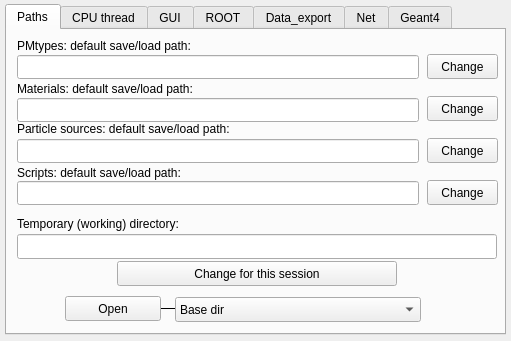
The window that src/gui/globalsettingswindowclass.ui (andrmor/ANTS2) describes before a commit, drawn with Qt 5.
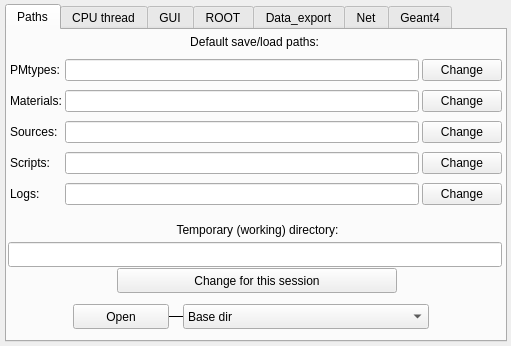
The same window after the commit. The open tabs and pages were chosen to show the change.

```diff
--- a/src/gui/globalsettingswindowclass.ui
+++ b/src/gui/globalsettingswindowclass.ui
@@ -7,7 +7,7 @@
     <x>0</x>
     <y>0</y>
     <width>511</width>
-    <height>341</height>
+    <height>346</height>
    </rect>
   </property>
   <property name="windowTitle">
@@ -19,8 +19,8 @@
      <rect>
       <x>5</x>
       <y>4</y>
-      <width>501</width>
-      <height>331</height>
+      <width>502</width>
+      <height>338</height>
      </rect>
     </property>
     <property name="currentIndex">
@@ -30,190 +30,53 @@
      <attribute name="title">
       <string>Paths</string>
      </attribute>
-     <widget class="QLineEdit" name="leLibMaterials">
-      <property name="geometry">
-       <rect>
-        <x>10</x>
-        <y>68</y>
-        <width>402</width>
-        <height>24</height>
-       </rect>
-      </property>
-     </widget>
      <widget class="QLineEdit" name="leWorkingDir">
       <property name="geometry">
        <rect>
-        <x>10</x>
-        <y>204</y>
-        <width>480</width>
+        <x>1</x>
+        <y>212</y>
+        <width>494</width>
         <height>25</height>
        </rect>
       </property>
      </widget>
-     <widget class="QPushButton" name="pbChooseMaterialLib">
-      <property name="geometry">
-       <rect>
-        <x>420</x>
-        <y>66</y>
-        <width>71</width>
-        <height>25</height>
-       </rect>
-      </property>
-      <property name="contextMenuPolicy">
-       <enum>Qt::CustomContextMenu</enum>
-      </property>
-      <property name="text">
-       <string>Change</string>
-      </property>
-     </widget>
      <widget class="QLabel" name="label_188">
       <property name="geometry">
        <rect>
-        <x>10</x>
-        <y>184</y>
-        <width>300</width>
-        <height>19</height>
+        <x>0</x>
+        <y>190</y>
+        <width>501</width>
+        <height>20</height>
        </rect>
       </property>
       <property name="text">
        <string>Temporary (working) directory:</string>
       </property>
+      <property name="alignment">
+       <set>Qt::AlignCenter</set>
+      </property>
      </widget>
      <widget class="QLabel" name="label_146">
       <property name="geometry">
        <rect>
-        <x>10</x>
-        <y>8</y>
-        <width>371</width>
+        <x>0</x>
+        <y>4</y>
+        <width>495</width>
         <height>16</height>
        </rect>
       </property>
       <property name="text">
-       <string>PMtypes: default save/load path:</string>
+       <string>Default save/load paths:</string>
       </property>
-     </widget>
-     <widget class="QLabel" name="label_267">
-      <property name="geometry">
-       <rect>
-        <x>10</x>
-        <y>134</y>
-        <width>341</width>
-        <height>17</height>
-       </rect>
-      </property>
-      <property name="text">
-       <string>Scripts: default save/load path:</string>
-      </property>
-     </widget>
-     <widget class="QLabel" name="label_260">
-      <property name="geometry">
-       <rect>
-        <x>10</x>
-        <y>90</y>
-        <width>361</width>
-        <height>18</height>
-       </rect>
-      </property>
-      <property name="text">
-       <string>Particle sources: default save/load path:</string>
-      </property>
-     </widget>
-     <widget class="QLineEdit" name="leLibPMtypes">
-      <property name="geometry">
-       <rect>
-        <x>10</x>
-        <y>25</y>
-        <width>402</width>
-        <height>24</height>
-       </rect>
-      </property>
-     </widget>
-     <widget class="QLabel" name="label_239">
-      <property name="geometry">
-       <rect>
-        <x>10</x>
-        <y>50</y>
-        <width>361</width>
-        <height>17</height>
-       </rect>
-      </property>
-      <property name="text">
-       <string>Materials: default save/load path:</string>
-      </property>
-     </widget>
-     <widget class="QLineEdit" name="leLibScripts">
-      <property name="geometry">
-       <rect>
-        <x>10</x>
-        <y>151</y>
-        <width>402</width>
-        <height>24</height>
-       </rect>
-      </property>
-     </widget>
-     <widget class="QLineEdit" name="leLibParticleSources">
-      <property name="geometry">
-       <rect>
-        <x>10</x>
-        <y>109</y>
-        <width>402</width>
-        <height>24</height>
-       </rect>
-      </property>
-     </widget>
-     <widget class="QPushButton" name="pbChoosePMtypeLib">
-      <property name="geometry">
-       <rect>
-        <x>420</x>
-        <y>24</y>
-        <width>71</width>
-        <height>25</height>
-       </rect>
-      </property>
-      <property name="contextMenuPolicy">
-       <enum>Qt::CustomContextMenu</enum>
-      </property>
-      <property name="text">
-       <string>Change</string>
-      </property>
-     </widget>
-     <widget class="QPushButton" name="pbChooseParticleSourcesLib">
-      <property name="geometry">
-       <rect>
-        <x>420</x>
-        <y>108</y>
-        <width>71</width>
-        <height>25</height>
-       </rect>
-      </property>
-      <property name="contextMenuPolicy">
-       <enum>Qt::CustomContextMenu</enum>
-      </property>
-      <property name="text">
-       <string>Change</string>
-      </property>
-     </widget>
-     <widget class="QPushButton" name="pbChooseScriptsLib">
-      <property name="geometry">
-       <rect>
-        <x>420</x>
-        <y>150</y>
-        <width>71</width>
-        <height>25</height>
-       </rect>
-      </property>
-      <property name="contextMenuPolicy">
-       <enum>Qt::CustomContextMenu</enum>
-      </property>
-      <property name="text">
-       <string>Change</string>
+      <property name="alignment">
+       <set>Qt::AlignCenter</set>
       </property>
      </widget>
      <widget class="QPushButton" name="pbChangeWorkingDir">
       <property name="geometry">
        <rect>
         <x>110</x>
-        <y>231</y>
+        <y>238</y>
         <width>280</width>
         <height>25</height>
        </rect>
@@ -225,8 +88,8 @@
      <widget class="QPushButton" name="pbOpen">
       <property name="geometry">
        <rect>
-        <x>58</x>
-        <y>266</y>
+        <x>66</x>
+        <y>274</y>
         <width>96</width>
         <height>25</height>
        </rect>
@@ -238,8 +101,8 @@
      <widget class="QComboBox" name="comboBox">
       <property name="geometry">
        <rect>
-        <x>168</x>
-        <y>267</y>
+        <x>176</x>
+        <y>274</y>
         <width>246</width>
         <height>25</height>
        </rect>
@@ -273,8 +136,8 @@
      <widget class="Line" name="line_3">
       <property name="geometry">
        <rect>
-        <x>108</x>
-        <y>277</y>
+        <x>116</x>
+        <y>285</y>
         <width>123</width>
         <height>3</height>
        </rect>
@@ -286,6 +149,127 @@
        <enum>Qt::Horizontal</enum>
       </property>
      </widget>
+     <widget class="QWidget" name="">
+      <property name="geometry">
+       <rect>
+        <x>0</x>
+        <y>23</y>
+        <width>498</width>
+        <height>161</height>
+       </rect>
+      </property>
+      <layout class="QGridLayout" name="gridLayout">
+       <property name="leftMargin">
+        <number>3</number>
+       </property>
+       <property name="rightMargin">
+        <number>3</number>
+       </property>
+       <property name="spacing">
+        <number>3</number>
+       </property>
+       <item row="0" column="0">
+        <widget class="QLabel" name="label_147">
+         <property name="text">
+          <string>PMtypes:</string>
+         </property>
+        </widget>
+       </item>
+       <item row="0" column="1">
+        <widget class="QLineEdit" name="leLibPMtypes"/>
+       </item>
+       <item row="0" column="2">
+        <widget class="QPushButton" name="pbChoosePMtypeLib">
+         <property name="contextMenuPolicy">
+          <enum>Qt::CustomContextMenu</enum>
+         </property>
+         <property name="text">
+          <string>Change</string>
+         </property>
+        </widget>
+       </item>
+       <item row="1" column="0">
+        <widget class="QLabel" name="label_239">
+         <property name="text">
+          <string>Materials:</string>
+         </property>
+        </widget>
+       </item>
+       <item row="1" column="1">
+        <widget class="QLineEdit" name="leLibMaterials"/>
+       </item>
+       <item row="1" column="2">
+        <widget class="QPushButton" name="pbChooseMaterialLib">
+         <property name="contextMenuPolicy">
+          <enum>Qt::CustomContextMenu</enum>
+         </property>
+         <property name="text">
+          <string>Change</string>
+         </property>
+        </widget>
+       </item>
+       <item row="2" column="0">
+        <widget class="QLabel" name="label_260">
+         <property name="text">
+          <string>Sources:</string>
+         </property>
+        </widget>
+       </item>
+       <item row="2" column="1">
+        <widget class="QLineEdit" name="leLibParticleSources"/>
+       </item>
+       <item row="2" column="2">
+        <widget class="QPushButton" name="pbChooseParticleSourcesLib">
+         <property name="contextMenuPolicy">
+          <enum>Qt::CustomContextMenu</enum>
+         </property>
+         <property name="text">
+          <string>Change</string>
+         </property>
+        </widget>
+       </item>
+       <item row="3" column="0">
+        <widget class="QLabel" name="label_267">
+         <property name="text">
+          <string>Scripts:</string>
+         </property>
+        </widget>
+       </item>
+       <item row="3" column="1">
+        <widget class="QLineEdit" name="leLibScripts"/>
+       </item>
+       <item row="3" column="2">
+        <widget class="QPushButton" name="pbChooseScriptsLib">
+         <property name="contextMenuPolicy">
+          <enum>Qt::CustomContextMenu</enum>
+         </property>
+         <property name="text">
+          <string>Change</string>
+         </property>
+        </widget>
+       </item>
+       <item row="4" column="0">
+        <widget class="QLabel" name="label_268">
+         <property name="text">
+          <string>Logs:</string>
+         </property>
+        </widget>
+       </item>
+       <item row="4" column="1">
+        <widget class="QLineEdit" name="leLibLogs"/>
+       </item>
+       <item row="4" column="2">
+        <widget class="QPushButton" name="pbChooseLogsLib">
+         <property name="contextMenuPolicy">
+          <enum>Qt::CustomContextMenu</enum>
+         </property>
+         <property name="text">
+          <string>Change</string>
+         </property>
+        </widget>
+       </item>
+      </layout>
+     </widget>
      <zorder>line_3</zorder>
      <zorder>leLibMaterials</zorder>
      <zorder>leWorkingDir</zorder>
```
Left out of the diff: 9 changed lines with no effect on the pictures.
